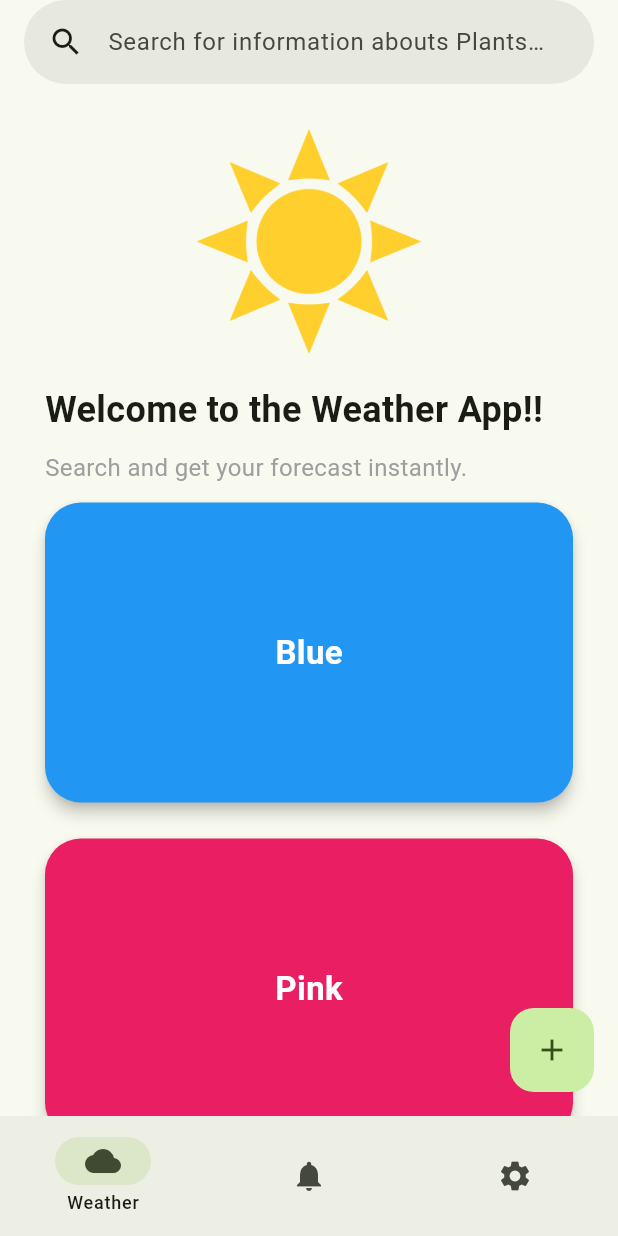
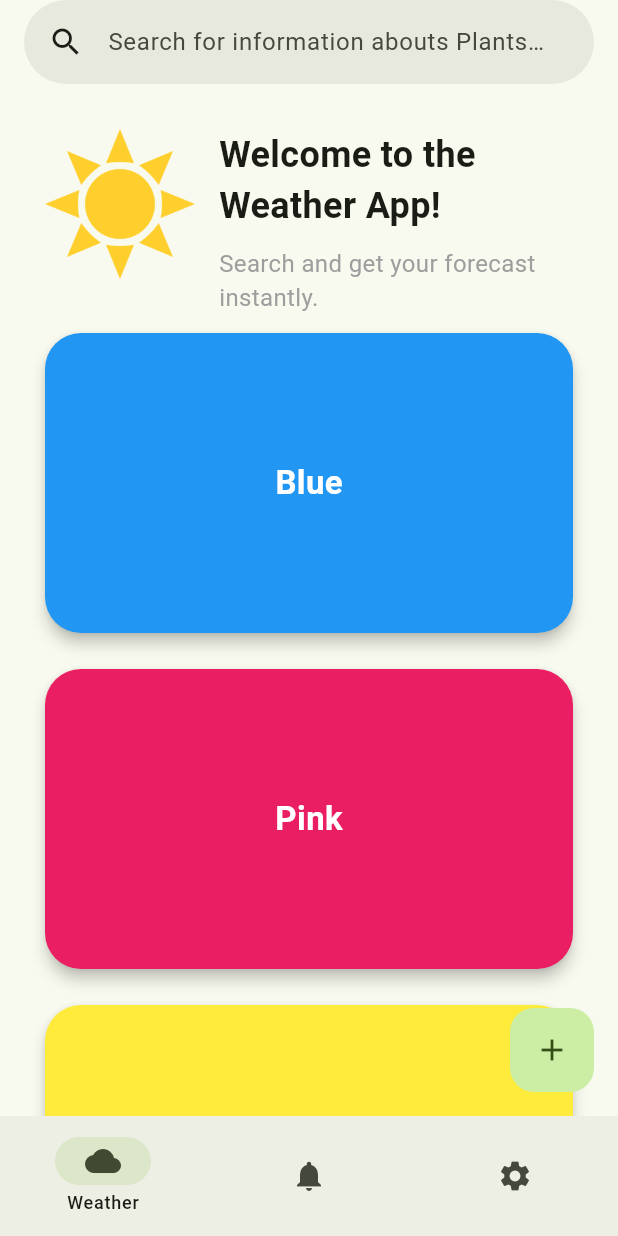
Before and after one commit to AaravBhatt1/weather_app, a Flutter app: the screen it shows after launch, on a phone screen of 412 x 824 dp. Run offline on Flutter 3.47's test engine with Material 3 defaults, Android fonts, the phone set to English and light mode, and no system bars; our stand-ins replace freezed_annotation, hive, hive_flutter; accounts and stored records are empty.

Commit message:
title edit

```diff
--- a/lib/Pages/weatherpage.dart
+++ b/lib/Pages/weatherpage.dart
@@ -34,6 +34,47 @@ class _WeatherPageState extends State<WeatherPage> {
           });
         },
         children: [
+
+          Row(
+            key: const ValueKey("row"),
+            crossAxisAlignment: CrossAxisAlignment.start,
+            children: [
+              Image.asset(
+                'assets/sun.png',
+                key: const ValueKey('sun'),
+                width: 100,
+                height: 100,
+                fit: BoxFit.contain,
+              ),
+              const SizedBox(width: 16),
+              const Expanded(
+                child: Column(
+                  crossAxisAlignment: CrossAxisAlignment.start,
+                  children: const [
+                    Text(
+                      'Welcome to the Weather App!',
+                      key: ValueKey('text1'),
+                      style: TextStyle(
+                        fontSize: 24,
+                        fontWeight: FontWeight.bold,
+                      ),
+                    ),
+                    SizedBox(height: 10, key: ValueKey('box2')),
+                    Text(
+                      'Search and get your forecast instantly.',
+                      key: ValueKey('text2'),
+                      style: TextStyle(
+                        fontSize: 16,
+                        color: Colors.grey,
+                      ),
+                    ),
+                  ],
+                ),
+              ),
+            ],
+          ),
+
+          /*
           const Image(
             key: ValueKey('sun'),
             image: AssetImage('assets/sun.png'),
@@ -58,7 +99,7 @@ class _WeatherPageState extends State<WeatherPage> {
             'Search and get your forecast instantly.',
             key: ValueKey('subtitle'),
             style: TextStyle(fontSize: 16, color: Colors.grey),
-          ),
+          ), */
 
           for (var item in items)
             DeletableCard(
```
Also changed, not shown: 2 other files.
